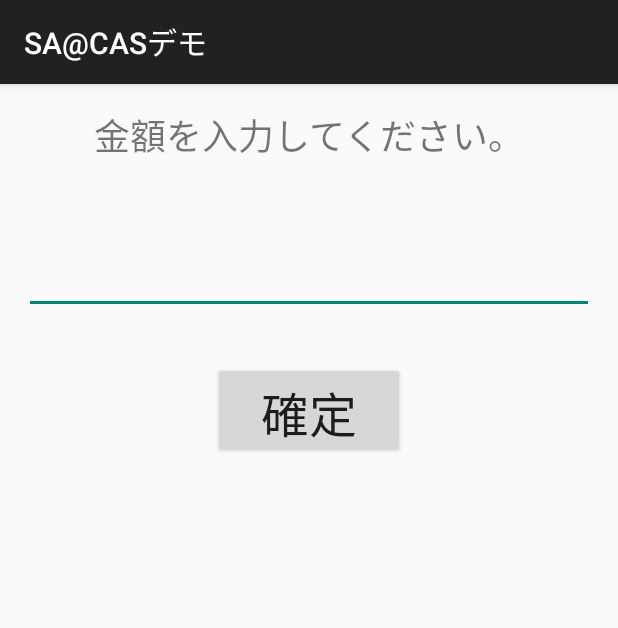
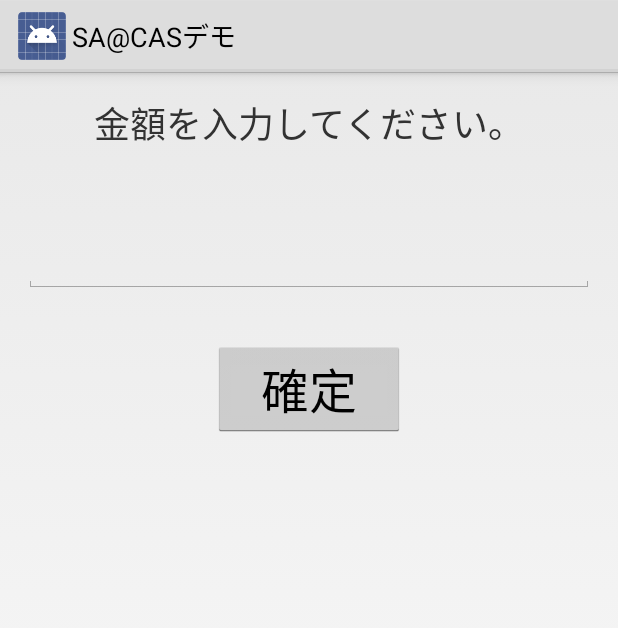
Before and after one commit to shogondo/saacas-credit-demo-client, an Android app: the screen it shows after launch (MainActivity), on a phone screen of 412 x 824 dp. Shown: the top 628 px of the screen. Run offline under Robolectric (Android 15) with nearby library versions, the phone set to English and light mode, and no system bars.

Commit message:
Change theme to Holo Light

```diff
--- a/app/build.gradle
+++ b/app/build.gradle
@@ -21,5 +21,4 @@ android {
 
 dependencies {
     compile fileTree(dir: 'libs', include: ['*.jar'])
-    compile 'com.android.support:appcompat-v7:22.0.0'
 }
--- a/app/src/main/java/shou/saacas/demo/client/MainActivity.java
+++ b/app/src/main/java/shou/saacas/demo/client/MainActivity.java
@@ -1,21 +1,21 @@
 package shou.saacas.demo.client;
 
-import android.support.v7.app.ActionBarActivity;
-import android.support.v4.app.Fragment;
+import android.app.Activity;
+import android.app.Fragment;
 import android.os.Bundle;
 import android.view.LayoutInflater;
 import android.view.View;
 import android.view.ViewGroup;
 
 
-public class MainActivity extends ActionBarActivity {
+public class MainActivity extends Activity {
 
     @Override
     protected void onCreate(Bundle savedInstanceState) {
         super.onCreate(savedInstanceState);
         setContentView(R.layout.main);
         if (savedInstanceState == null) {
-            getSupportFragmentManager().beginTransaction()
+            getFragmentManager().beginTransaction()
                     .add(R.id.container, new PlaceholderFragment())
                     .commit();
         }
--- a/app/src/main/res/values/styles.xml
+++ b/app/src/main/res/values/styles.xml
@@ -1,7 +1,7 @@
 <resources>
 
     <!-- Base application theme. -->
-    <style name="AppTheme" parent="Theme.AppCompat.Light.DarkActionBar">
+    <style name="AppTheme" parent="android:Theme.Holo.Light">
         <!-- Customize your theme here. -->
     </style>
 
```
Also changed, not shown: 1 other file.
